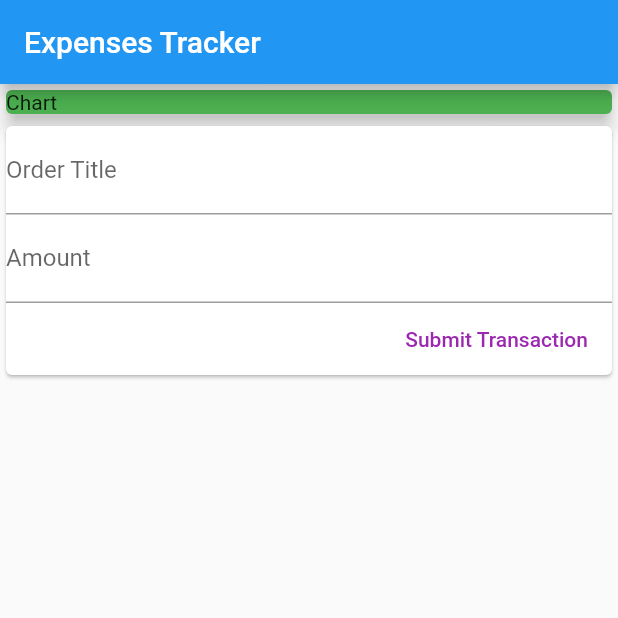
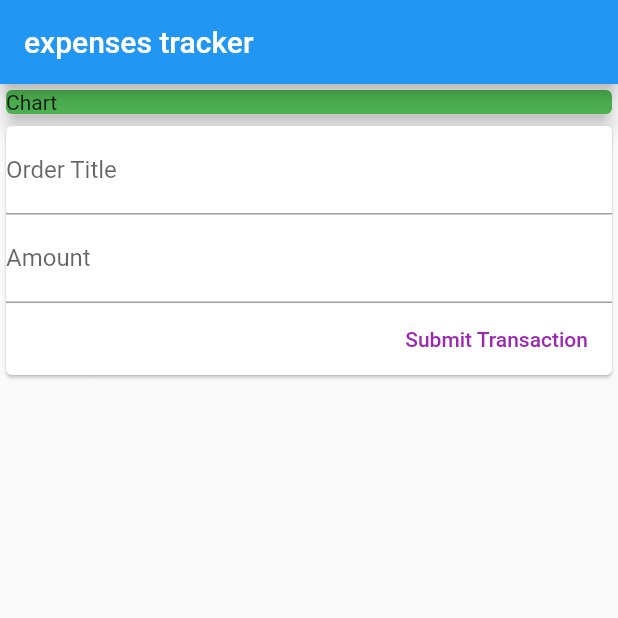
Before and after one commit to MIkoZz808/Flutter_expenses_app, a Flutter app: the screen it shows after launch, on a phone screen of 412 x 824 dp, the top half of it. Run offline on Flutter 3.47's test engine with Material 2 defaults, Android fonts, the phone set to English and light mode, and no system bars.

Commit message:
Changed App Title

```diff
--- a/lib/main.dart
+++ b/lib/main.dart
@@ -12,7 +12,7 @@ class MyApp extends StatelessWidget {
     return MaterialApp(
       home: Scaffold(
           appBar: AppBar(
-            title: const Text('Expenses Tracker'),
+            title: const Text('expenses tracker'),
           ),
           body: Column(
             // mainAxisAlignment: MainAxisAlignment.center,
```
